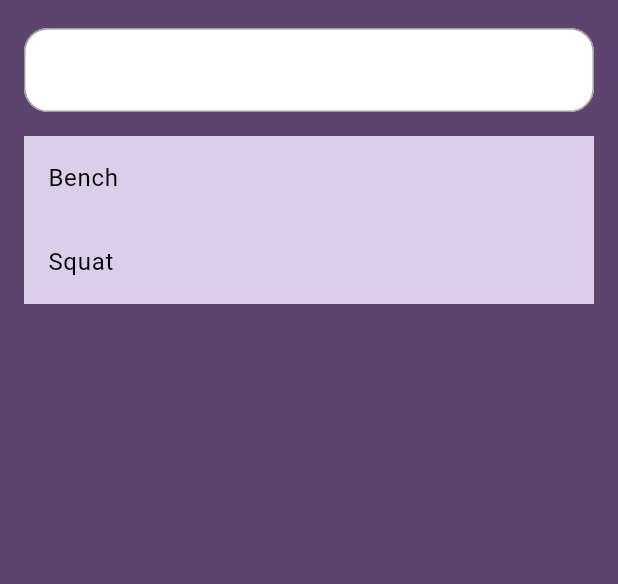
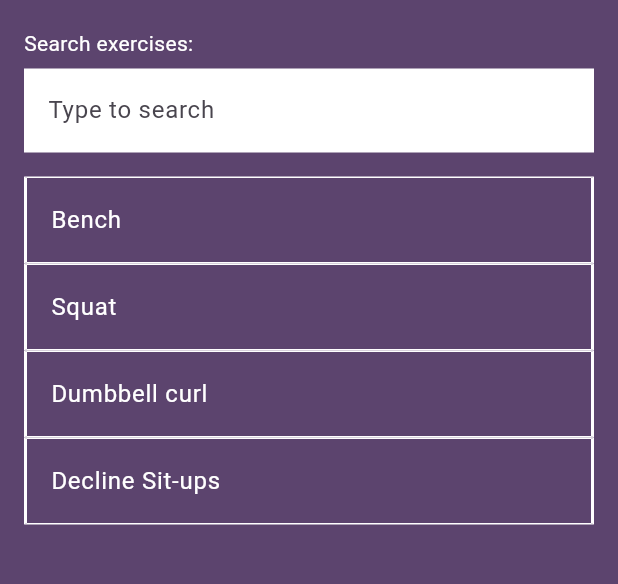
Before and after one commit to Justin-Moretto/gym_app, a Flutter app: the LogWorkoutPage screen opened directly, on a phone screen of 412 x 824 dp, the part 80-664 px from its top. Run offline on Flutter 3.47's test engine with Material 3 defaults, Android fonts, the phone set to English and light mode, and no system bars.

Commit message:
improvements on UX of log workout page

```diff
--- a/lib/log_workout_page.dart
+++ b/lib/log_workout_page.dart
@@ -39,6 +39,16 @@ class _LogWorkoutPageState extends State<LogWorkoutPage> {
           MuscleModel(name: "Glutes", muscleGroup: "lower body"),
         ],
       ),
+      ExerciseModel(
+        name: "Dumbbell curl",
+        musclesTargeted: [
+          MuscleModel(name: "Biceps", muscleGroup: "upper body"),
+        ],
+      ),
+      ExerciseModel(
+        name: "Decline Sit-ups",
+        musclesTargeted: [MuscleModel(name: "Abs", muscleGroup: "Core")],
+      ),
     ];
     filteredExercises = List.from(placeholderData);
 
@@ -57,20 +67,57 @@ class _LogWorkoutPageState extends State<LogWorkoutPage> {
 
   @override
   Widget build(BuildContext context) {
-    Widget exerciseContent;
+    Widget content;
 
     if (selectedExerciseName == null) {
-      exerciseContent = Expanded(
+      content = Expanded(
+        child: Column(
+          crossAxisAlignment: CrossAxisAlignment.start,
+          children: [
+            const Text(
+              'Search exercises:',
+              style: TextStyle(color: Colors.white),
+            ),
+            const SizedBox(height: 7),
+            TextField(
+              controller: searchController,
+              style: const TextStyle(color: Colors.black),
+              decoration: const InputDecoration(
+                hintText: 'Type to search',
+                border: OutlineInputBorder(
+                  borderSide: BorderSide.none,
+                  borderRadius: BorderRadius.zero,
+                ),
+                enabledBorder: OutlineInputBorder(
+                  borderSide: BorderSide.none,
+                  borderRadius: BorderRadius.zero,
+                ),
+                focusedBorder: OutlineInputBorder(
+                  borderSide: BorderSide.none,
+                  borderRadius: BorderRadius.zero,
+                ),
+              ),
+            ),
+            const SizedBox(height: 16),
+            Expanded(
               child: ListView.builder(
                 itemCount: filteredExercises.length,
                 itemBuilder: (context, index) {
                   final exercise = filteredExercises[index];
                   return Container(
-              color: const Color(0xFFDCCEEA),
+                    decoration: BoxDecoration(
+                      color: Colors.transparent,
+                      border: const Border(
+                        top: BorderSide(color: Colors.white, width: 1),
+                        bottom: BorderSide(color: Colors.white, width: 1),
+                        left: BorderSide(color: Colors.white, width: 2),
+                        right: BorderSide(color: Colors.white, width: 2),
+                      ),
+                    ),
                     child: ListTile(
                       title: Text(
                         exercise.name,
-                  style: const TextStyle(color: Colors.black),
+                        style: const TextStyle(color: Colors.white),
                       ),
                       onTap: () {
                         setState(() {
@@ -81,9 +128,12 @@ class _LogWorkoutPageState extends State<LogWorkoutPage> {
                   );
                 },
               ),
+            ),
+          ],
+        ),
       );
     } else {
-      exerciseContent = Expanded(
+      content = Expanded(
         child: Column(
           crossAxisAlignment: CrossAxisAlignment.stretch,
           children: [
@@ -98,6 +148,7 @@ class _LogWorkoutPageState extends State<LogWorkoutPage> {
               keyboardType: TextInputType.number,
               inputFormatters: [FilteringTextInputFormatter.digitsOnly],
               decoration: const InputDecoration(hintText: 'Enter weight'),
+              style: const TextStyle(color: Colors.black),
             ),
             const SizedBox(height: 12),
             const Text('Sets', style: TextStyle(color: Colors.white)),
@@ -106,6 +157,7 @@ class _LogWorkoutPageState extends State<LogWorkoutPage> {
               keyboardType: TextInputType.number,
               inputFormatters: [FilteringTextInputFormatter.digitsOnly],
               decoration: const InputDecoration(hintText: 'Enter sets'),
+              style: const TextStyle(color: Colors.black),
             ),
             const SizedBox(height: 12),
             const Text('Reps', style: TextStyle(color: Colors.white)),
@@ -114,6 +166,7 @@ class _LogWorkoutPageState extends State<LogWorkoutPage> {
               keyboardType: TextInputType.number,
               inputFormatters: [FilteringTextInputFormatter.digitsOnly],
               decoration: const InputDecoration(hintText: 'Enter reps'),
+              style: const TextStyle(color: Colors.black),
             ),
             const SizedBox(height: 20),
             ElevatedButton(
@@ -148,15 +201,7 @@ class _LogWorkoutPageState extends State<LogWorkoutPage> {
         padding: const EdgeInsets.all(16.0),
         child: Column(
           crossAxisAlignment: CrossAxisAlignment.start,
-          children: [
-            TextField(
-              controller: searchController,
-              style: const TextStyle(color: Colors.black),
-              decoration: const InputDecoration(labelText: 'Search exercises'),
-            ),
-            const SizedBox(height: 16),
-            exerciseContent,
-          ],
+          children: [content],
         ),
       ),
     );
```
Lines whose indentation alone changed are shown as unchanged.
